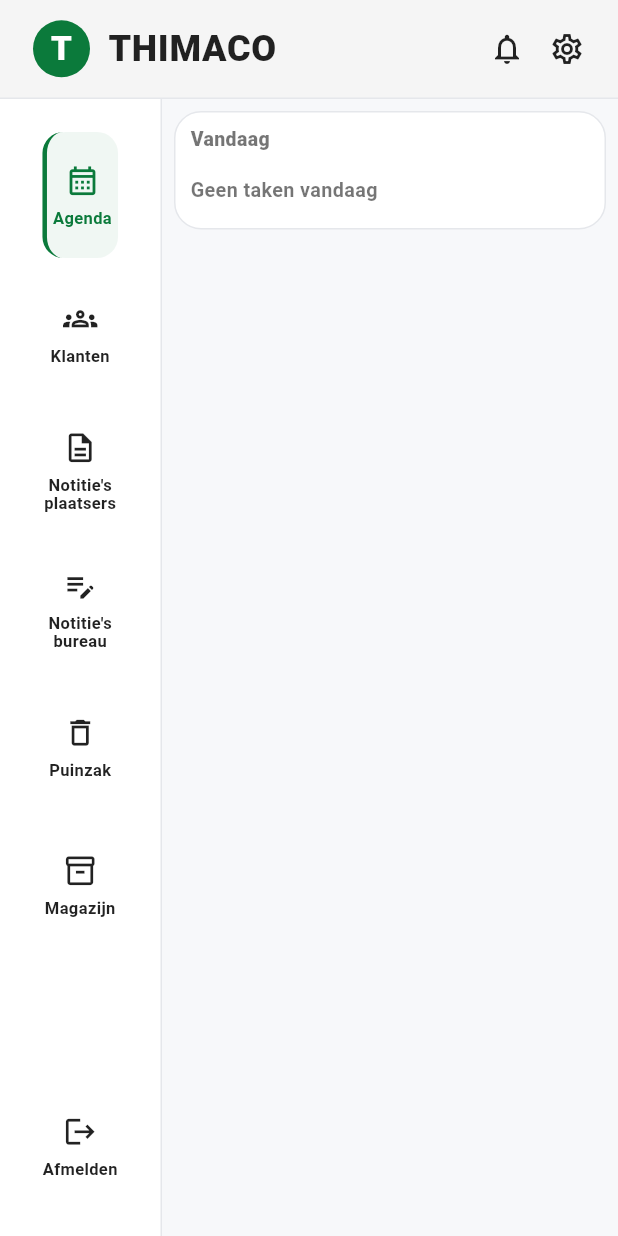
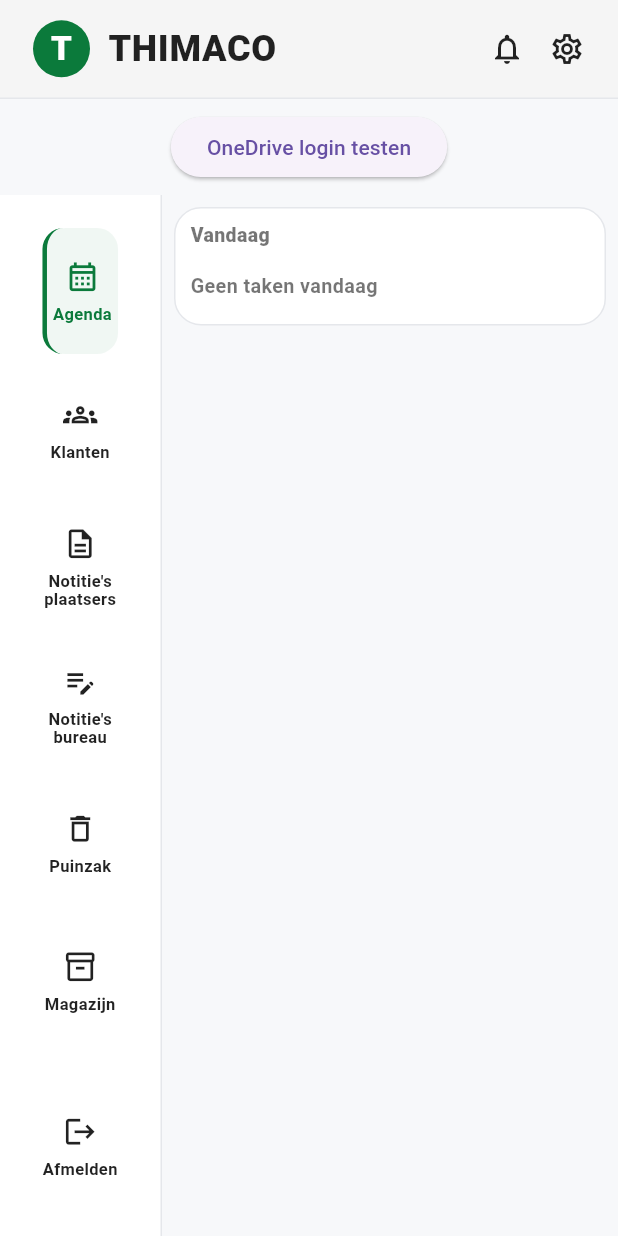
Before and after one commit to GeertLaverge/eerste_app, a Flutter app: the screen it shows after launch, on a phone screen of 412 x 824 dp. Run offline on Flutter 3.47's test engine with Material 3 defaults, Android fonts, the phone set to English and light mode, and no system bars; our stand-ins replace shared_preferences; missing offline and left inert: flutter_appauth.

Commit message:
Build 2 OneDrive login

```diff
--- /dev/null
+++ b/lib/helpers/sync/onedrive_auth_service.dart
@@ -0,0 +1,34 @@
+import 'package:flutter_appauth/flutter_appauth.dart';
+
+class OneDriveAuthService {
+  static const String clientId = '3224b91e-bff0-4b46-8b8e-f3db21987a2';
+
+  static const String redirectUrl = 'msauth.be.thimaco.app://auth';
+
+  static const String tenantId = 'cf489dc4-f99d-4365-8204-926a654d871b';
+
+  static const List<String> scopes = [
+    'User.Read',
+    'Files.ReadWrite.AppFolder',
+    'offline_access',
+  ];
+
+  final FlutterAppAuth _appAuth = FlutterAppAuth();
+  Future<String?> login() async {
+    final result = await _appAuth.authorizeAndExchangeCode(
+      AuthorizationTokenRequest(
+        clientId,
+        redirectUrl,
+        serviceConfiguration: const AuthorizationServiceConfiguration(
+          authorizationEndpoint:
+              'https://login.microsoftonline.com/cf489dc4-f99d-4365-8204-926a654d871b/oauth2/v2.0/authorize',
+          tokenEndpoint:
+              'https://login.microsoftonline.com/cf489dc4-f99d-4365-8204-926a654d871b/oauth2/v2.0/token',
+        ),
+        scopes: scopes,
+      ),
+    );
+
+    return result?.accessToken;
+  }
+}
--- a/lib/paginas/home_pagina_nieuw.dart
+++ b/lib/paginas/home_pagina_nieuw.dart
@@ -4,6 +4,7 @@
 import '../helpers/homepagina/home_dashboard.dart';
 import '../helpers/homepagina/home_zij_menu.dart';
 import '../helpers/homepagina/home_planning_helper.dart';
+import '../helpers/sync/onedrive_auth_service.dart';
 
 class HomePaginaNieuw extends StatelessWidget {
   const HomePaginaNieuw({
@@ -19,12 +20,38 @@
     final planningVandaag = HomePlanningHelper.planningVandaag();
 
     final dagTakenVandaag = HomePlanningHelper.dagTakenVandaag();
+
     return Scaffold(
       backgroundColor: achtergrond,
       body: SafeArea(
         child: Column(
           children: [
             const HomeBovenBalk(),
+            Padding(
+              padding: const EdgeInsets.all(8),
+              child: ElevatedButton(
+                onPressed: () async {
+                  final token = await OneDriveAuthService().login();
+
+                  if (context.mounted) {
+                    ScaffoldMessenger.of(
+                      context,
+                    ).showSnackBar(
+                      SnackBar(
+                        content: Text(
+                          token != null
+                              ? 'OneDrive login gelukt'
+                              : 'Login mislukt',
+                        ),
+                      ),
+                    );
+                  }
+                },
+                child: const Text(
+                  'OneDrive login testen',
+                ),
+              ),
+            ),
             Expanded(
               child: Row(
                 children: [
--- a/pubspec.yaml
+++ b/pubspec.yaml
@@ -2,7 +2,7 @@
 description: Eerste Flutter applicatie
 publish_to: 'none'
 
-version: 1.0.0+1
+version: 1.0.0+2
 
 environment:
   sdk: ">=3.3.0 <4.0.0"
@@ -15,6 +15,10 @@
   shared_preferences: ^2.5.3
   intl: ^0.20.2
   google_fonts: ^6.2.1
+
+  # OneDrive login + API
+  flutter_appauth: ^8.0.3
+  http: ^1.3.0
 
   # PDF generatie
   pdf: ^3.11.1
```
Also changed, not shown: lib/helpers/sync/onedrive_storage_service.dart (added), lib/helpers/sync/onedrive_sync_service.dart (added), lib/helpers/sync/sync_manager.dart (added), pubspec.lock, 2 other files.
